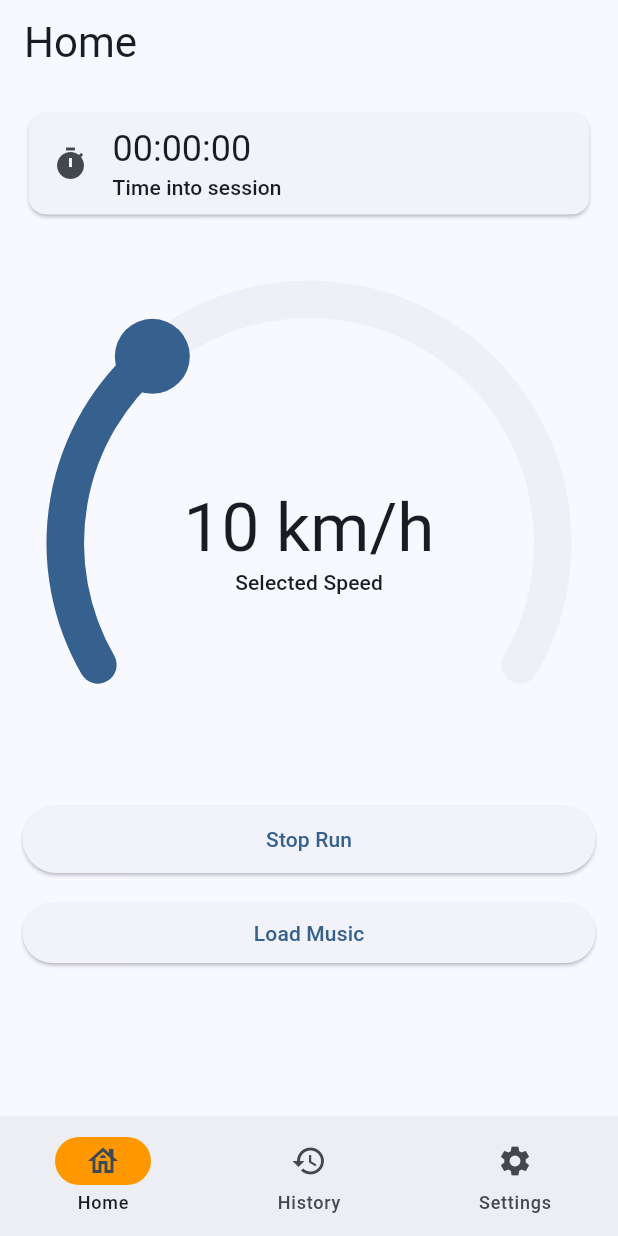
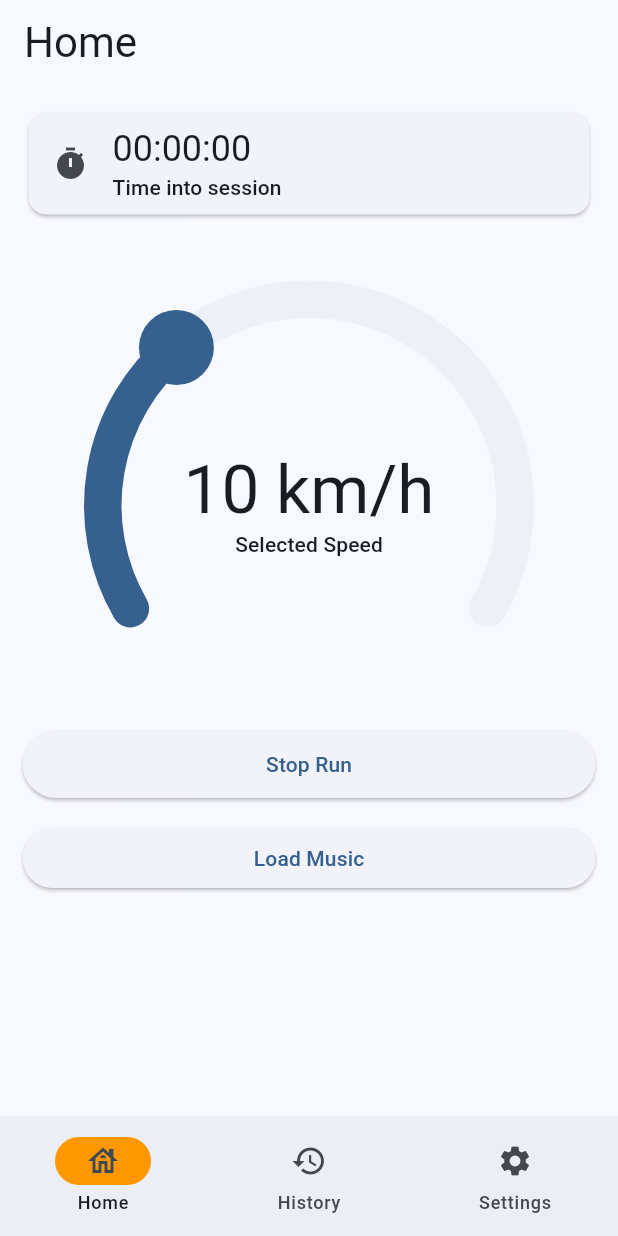
Before and after one commit to DHBW-Coding/jogdog, a Flutter app: the screen it shows after launch, after a tap on "Start Run", on a phone screen of 412 x 824 dp. Run offline on Flutter 3.47's test engine with Material 2 defaults, Android fonts, the phone set to English and light mode, and no system bars; drawn by our look-alikes of sleek_circular_slider; our stand-ins replace file_picker, geolocator, just_audio, logger, pedometer, permission_handler and 1 more; missing offline and left inert: logger_flutter_plus.

Commit message:
Some optical adjustments

```diff
--- a/lib/pages/page_home.dart
+++ b/lib/pages/page_home.dart
@@ -80,7 +80,7 @@ class _HomeState extends State<Home> {
       absorbing: _isRunning,
       child: SleekCircularSlider(
         appearance: CircularSliderAppearance(
-          size: 350,
+          size: 300,
           customColors: CustomSliderColors(
             progressBarColor: Theme.of(context).colorScheme.primary,
             trackColor: Theme.of(context).colorScheme.onInverseSurface,
--- a/lib/utilities/run_music_logic.dart
+++ b/lib/utilities/run_music_logic.dart
@@ -113,7 +113,7 @@ class SensorData {
         activityType: ActivityType.fitness,
         allowBackgroundLocationUpdates: true,
         timeLimit: const Duration(seconds: 10),
-        showBackgroundLocationIndicator: false,
+        showBackgroundLocationIndicator: true,
       );
     } else {
       _settings = const LocationSettings(
```
Also changed, not shown: 2 other files.
